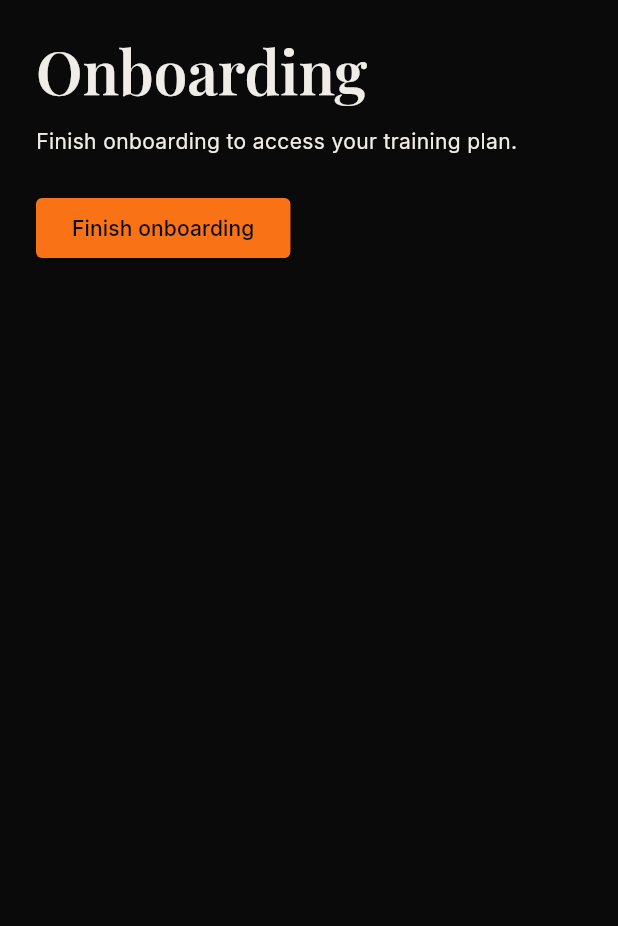
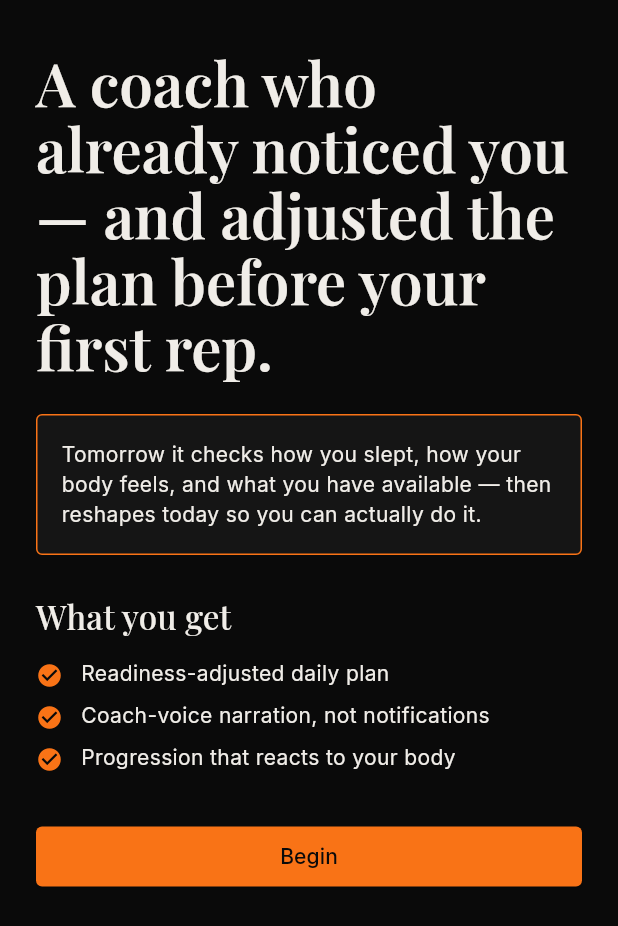
Before and after one commit to RIGIntelligence/transformfit, a Flutter app: the screen it shows once a user with an empty profile is signed in, on a phone screen of 412 x 824 dp. Shown: the top 926 px of the screen. Run offline on Flutter 3.47's test engine with Material 3 defaults, Android fonts, the light colour scheme and no system bars; our stand-ins replace drift, flutter_riverpod, go_router, supabase_flutter; accounts and stored records are empty.

Commit message:
M2: onboarding entry surfaces — landing (MoT1) + welcome (MoT2)
Landing screen carries a coach-specific value claim and a readiness preview
shown before the feature stack, with a primary CTA that routes to the
welcome screen. Welcome screen offers a single zero-friction first action
(begin intake) with no payment gate. Router exposes /onboarding/landing,
/onboarding/welcome, /onboarding/intake under /onboarding with a redirect
from the bare path. All interactive/asserted elements carry meaningful
Semantics labels. flutter analyze clean, 42 tests pass.

Co-authored-by: factory-droid[bot] <138933559+factory-droid[bot]@users.noreply.github.com>

```diff
--- /dev/null
+++ b/lib/features/onboarding/landing_screen.dart
@@ -0,0 +1,156 @@
+import 'package:flutter/material.dart';
+import 'package:go_router/go_router.dart';
+import 'package:transformfit/theme/digital_atelier.dart';
+
+/// MoT1 — Acquisition to first belief.
+///
+/// The landing / acquisition surface. Per L3-2 it must convey a coach-specific
+/// value claim ("a coach who already noticed me") BEFORE any feature stack,
+/// and show a readiness preview that demonstrates personalization intent at
+/// first touch. There is no payment gate anywhere near this surface
+/// (L3-3 / L5-5 / L5-7 — corridor-is-free).
+class LandingScreen extends StatelessWidget {
+  const LandingScreen({super.key});
+
+  static const _valueClaim =
+      'A coach who already noticed you — and adjusted the plan before your '
+      'first rep.';
+  static const _readinessPreviewBody =
+      'Tomorrow it checks how you slept, how your body feels, and what you '
+      'have available — then reshapes today so you can actually do it.';
+  static const _featureReadiness = 'Readiness-adjusted daily plan';
+  static const _featureCoachVoice = 'Coach-voice narration, not notifications';
+  static const _featureProgression = 'Progression that reacts to your body';
+
+  @override
+  Widget build(BuildContext context) {
+    final theme = Theme.of(context);
+
+    return Scaffold(
+      body: SafeArea(
+        child: SingleChildScrollView(
+          padding: const EdgeInsets.symmetric(horizontal: 24, vertical: 32),
+          child: Column(
+            crossAxisAlignment: CrossAxisAlignment.start,
+            children: [
+              Semantics(
+                header: true,
+                label: 'Coach value claim',
+                excludeSemantics: true,
+                child: Text(
+                  _valueClaim,
+                  style: theme.textTheme.headlineMedium,
+                ),
+              ),
+              const SizedBox(height: 24),
+              Semantics(
+                label: 'Readiness preview',
+                excludeSemantics: true,
+                child: _PreviewCard(
+                  body: _readinessPreviewBody,
+                ),
+              ),
+              const SizedBox(height: 24),
+              Semantics(
+                header: true,
+                label: 'Feature stack heading',
+                excludeSemantics: true,
+                child: Text(
+                  'What you get',
+                  style: theme.textTheme.titleMedium,
+                ),
+              ),
+              const SizedBox(height: 12),
+              Semantics(
+                label: 'Feature stack',
+                excludeSemantics: true,
+                container: true,
+                child: Column(
+                  crossAxisAlignment: CrossAxisAlignment.start,
+                  children: [
+                    _FeatureItem(text: _featureReadiness),
+                    const SizedBox(height: 8),
+                    _FeatureItem(text: _featureCoachVoice),
+                    const SizedBox(height: 8),
+                    _FeatureItem(text: _featureProgression),
+                  ],
+                ),
+              ),
+              const SizedBox(height: 32),
+              Semantics(
+                button: true,
+                label: 'Begin onboarding',
+                excludeSemantics: true,
+                child: SizedBox(
+                  width: double.infinity,
+                  child: ElevatedButton(
+                    onPressed: () => context.go('/onboarding/welcome'),
+                    child: const Text('Begin'),
+                  ),
+                ),
+              ),
+            ],
+          ),
+        ),
+      ),
+    );
+  }
+}
+
+class _PreviewCard extends StatelessWidget {
+  const _PreviewCard({required this.body});
+
+  final String body;
+
+  @override
+  Widget build(BuildContext context) {
+    final theme = Theme.of(context);
+    return Container(
+      width: double.infinity,
+      padding: const EdgeInsets.all(16),
+      decoration: BoxDecoration(
+        color: const Color(0xFF151515),
+        borderRadius: BorderRadius.circular(DigitalAtelierTokens.cornerRadius),
+        border: Border.all(
+          color: DigitalAtelierTokens.accentOrange,
+          width: 1,
+        ),
+      ),
+      child: Text(
+        body,
+        style: theme.textTheme.bodyMedium,
+      ),
+    );
+  }
+}
+
+class _FeatureItem extends StatelessWidget {
+  const _FeatureItem({required this.text});
+
+  final String text;
+
+  @override
+  Widget build(BuildContext context) {
+    final theme = Theme.of(context);
+    return Row(
+      crossAxisAlignment: CrossAxisAlignment.start,
+      children: [
+        Padding(
+          padding: const EdgeInsets.only(top: 2),
+          child: Icon(
+            Icons.check_circle,
+            size: 18,
+            color: DigitalAtelierTokens.accentOrange,
+          ),
+        ),
+        const SizedBox(width: 12),
+        Expanded(
+          child: Text(
+            text,
+            style: theme.textTheme.bodyMedium,
+          ),
+        ),
+      ],
+    );
+  }
+}
--- a/lib/navigation/app_router.dart
+++ b/lib/navigation/app_router.dart
@@ -1,10 +1,12 @@
 import 'package:flutter_riverpod/flutter_riverpod.dart';
 import 'package:go_router/go_router.dart';
+import 'package:transformfit/features/onboarding/intake_screen.dart';
+import 'package:transformfit/features/onboarding/landing_screen.dart';
+import 'package:transformfit/features/onboarding/welcome_screen.dart';
 import 'package:transformfit/navigation/auth_state.dart';
 import 'package:transformfit/screens/auth_screen.dart';
 import 'package:transformfit/screens/loading_screen.dart';
 import 'package:transformfit/screens/not_found_screen.dart';
-import 'package:transformfit/screens/onboarding_screen.dart';
 import 'package:transformfit/screens/profile_screen.dart';
 import 'package:transformfit/screens/today_screen.dart';
 
@@ -28,7 +30,32 @@ final appRouterProvider = Provider<GoRouter>((ref) {
       GoRoute(
         path: '/onboarding',
         name: 'onboarding',
-        builder: (context, state) => const OnboardingScreen(),
+        redirect: (context, state) {
+          // The M2 onboarding flow starts at the landing surface; the bare
+          // /onboarding path always forwards there so deep links and the
+          // auth guard resolve to a coherent first screen.
+          if (state.matchedLocation == '/onboarding') {
+            return '/onboarding/landing';
+          }
+          return null;
+        },
+        routes: [
+          GoRoute(
+            path: 'landing',
+            name: 'onboarding-landing',
+            builder: (context, state) => const LandingScreen(),
+          ),
+          GoRoute(
+            path: 'welcome',
+            name: 'onboarding-welcome',
+            builder: (context, state) => const WelcomeScreen(),
+          ),
+          GoRoute(
+            path: 'intake',
+            name: 'onboarding-intake',
+            builder: (context, state) => const IntakeScreen(),
+          ),
+        ],
       ),
       GoRoute(
         path: '/loading',
@@ -44,6 +71,8 @@ final appRouterProvider = Provider<GoRouter>((ref) {
     redirect: (context, state) {
       final status = authState.status;
       final location = state.matchedLocation;
+      final inOnboarding = location == '/onboarding' ||
+          location.startsWith('/onboarding/');
 
       if (status == AuthGuardStatus.loading) {
         return location == '/loading' ? null : '/loading';
@@ -54,10 +83,10 @@ final appRouterProvider = Provider<GoRouter>((ref) {
       }
 
       if (status == AuthGuardStatus.authenticatedNoProfile) {
-        return location == '/onboarding' ? null : '/onboarding';
+        return inOnboarding ? null : '/onboarding';
       }
 
-      if (location == '/auth' || location == '/onboarding' || location == '/loading') {
+      if (location == '/auth' || inOnboarding || location == '/loading') {
         return '/';
       }
 
```
Also changed, not shown: lib/features/onboarding/intake_screen.dart (added, +105 -0 lines), lib/features/onboarding/welcome_screen.dart (added, +65 -0 lines), 3 other files.
